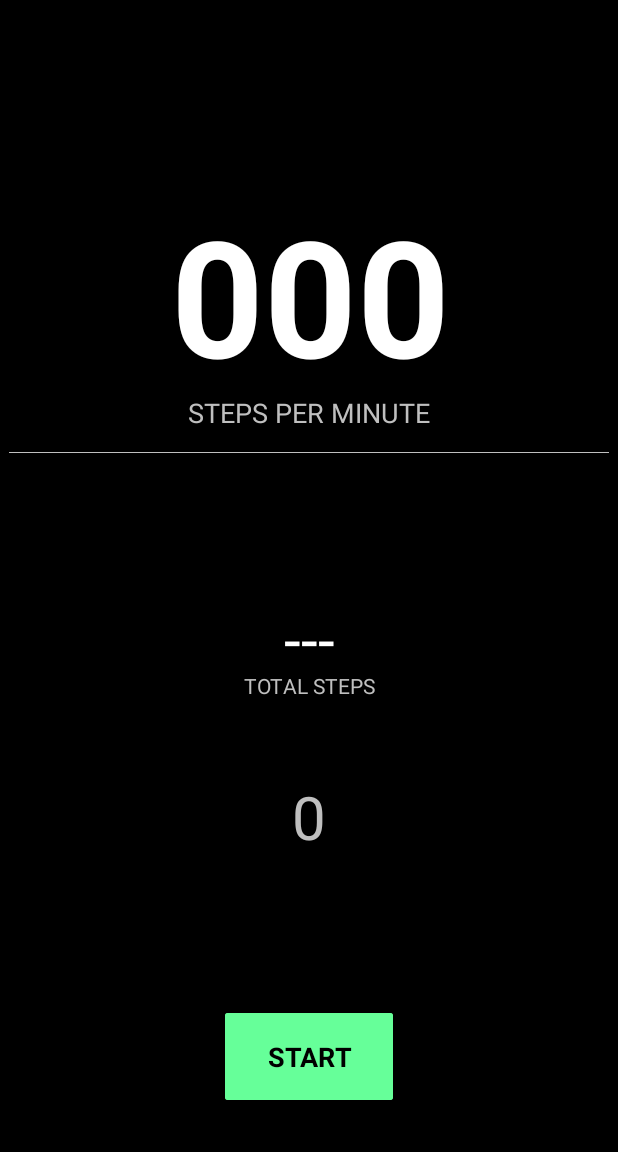
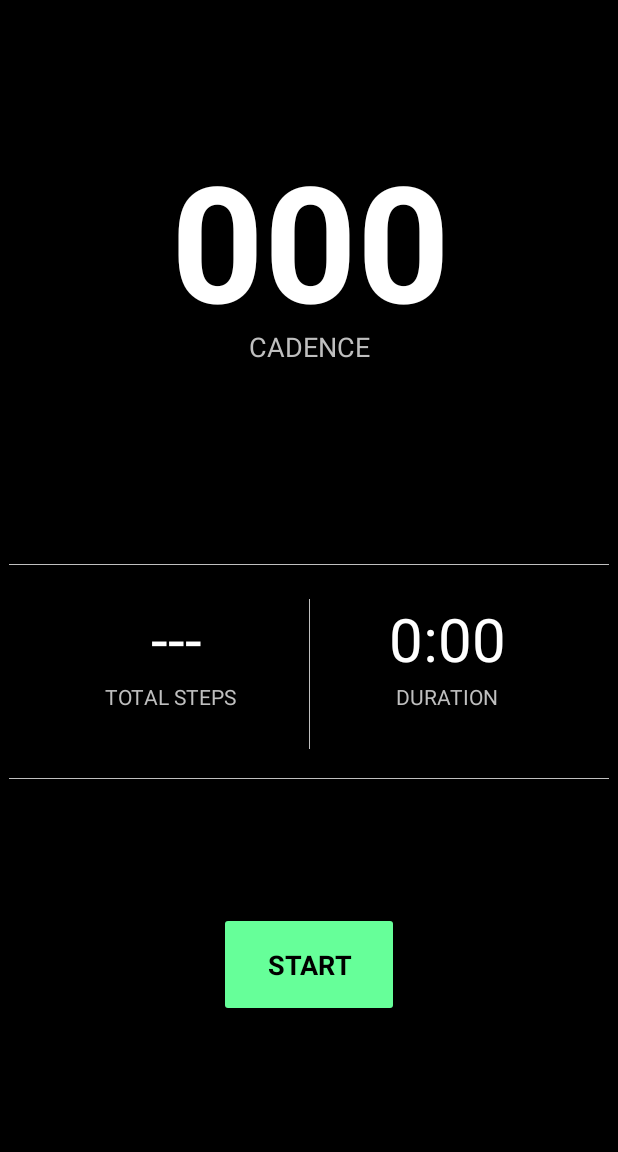
Before and after one commit to Amayzing24/RunWithIt, an Android app: the screen it shows after launch (MainActivity), on a phone screen of 412 x 824 dp, the part 84-1236 px from its top. Run offline under Robolectric (Android 15) with nearby library versions, the light colour scheme and no system bars.

Commit message:
UI Changes Small Functionality Changes

```diff
--- a/app/src/main/res/layout/activity_main.xml
+++ b/app/src/main/res/layout/activity_main.xml
@@ -9,7 +9,7 @@
     android:background="#000000"
 
     tools:context="com.example.amaytripathi.RunWithIt.MainActivity">
-
+<!--
     <Button
         android:id="@+id/button3"
         android:layout_width="120dp"
@@ -31,7 +31,7 @@
         app:layout_constraintStart_toStartOf="parent"
         app:layout_constraintTop_toTopOf="parent"
         app:layout_constraintVertical_bias="0.97" />
-
+-->
     <TextView
         android:id="@+id/tv_info"
         android:layout_width="wrap_content"
@@ -47,9 +47,10 @@
         android:textSize="14sp"
         app:layout_constraintBottom_toBottomOf="parent"
         app:layout_constraintEnd_toEndOf="parent"
+        app:layout_constraintHorizontal_bias="0.2"
         app:layout_constraintStart_toStartOf="parent"
         app:layout_constraintTop_toTopOf="parent"
-        app:layout_constraintVertical_bias="0.6"
+        app:layout_constraintVertical_bias="0.61"
         tools:text="TOTAL STEPS" />
 
     <TextView
@@ -64,12 +65,13 @@
         android:layout_marginStart="8dp"
         android:layout_marginTop="8dp"
         android:gravity="center"
-        android:text="---"
+        android:text="X"
         android:textAppearance="@style/TextAppearance.AppCompat.Body1"
         android:textColor="#ffffff"
         android:textSize="40dp"
         app:layout_constraintBottom_toBottomOf="parent"
         app:layout_constraintEnd_toEndOf="parent"
+        app:layout_constraintHorizontal_bias="0.13"
         app:layout_constraintStart_toStartOf="parent"
         app:layout_constraintTop_toTopOf="parent"
         app:layout_constraintVertical_bias="0.56" />
@@ -96,7 +98,7 @@
         app:layout_constraintHorizontal_bias="0.503"
         app:layout_constraintStart_toStartOf="parent"
         app:layout_constraintTop_toTopOf="parent"
-        app:layout_constraintVertical_bias="0.19" />
+        app:layout_constraintVertical_bias="0.13" />
 
     <Button
         android:id="@+id/button"
@@ -118,7 +120,7 @@
         app:layout_constraintEnd_toEndOf="parent"
         app:layout_constraintStart_toStartOf="parent"
         app:layout_constraintTop_toTopOf="parent"
-        app:layout_constraintVertical_bias="0.97" />
+        app:layout_constraintVertical_bias="0.88" />
 
     <TextView
         android:id="@+id/textView"
@@ -130,14 +132,14 @@
         android:layout_marginRight="8dp"
         android:layout_marginStart="8dp"
         android:layout_marginTop="8dp"
-        android:text="STEPS PER MINUTE"
+        android:text="CADENCE"
         android:textColor="#bfbfbf"
         android:textSize="18sp"
         app:layout_constraintBottom_toBottomOf="parent"
         app:layout_constraintEnd_toEndOf="parent"
         app:layout_constraintStart_toStartOf="parent"
         app:layout_constraintTop_toTopOf="parent"
-        app:layout_constraintVertical_bias="0.35000002" />
+        app:layout_constraintVertical_bias="0.29000002" />
 
     <View
         android:id="@+id/view"
@@ -154,13 +156,46 @@
         app:layout_constraintEnd_toEndOf="parent"
         app:layout_constraintStart_toStartOf="parent"
         app:layout_constraintTop_toTopOf="parent"
-        app:layout_constraintVertical_bias="0.39" />
+        app:layout_constraintVertical_bias="0.49" />
+
+    <View
+        android:layout_width="400dp"
+        android:layout_height="0.5dp"
+        android:layout_marginBottom="8dp"
+        android:layout_marginEnd="8dp"
+        android:layout_marginLeft="8dp"
+        android:layout_marginRight="8dp"
+        android:layout_marginStart="8dp"
+        android:layout_marginTop="8dp"
+        android:background="#bfbfbf"
+        app:layout_constraintBottom_toBottomOf="parent"
+        app:layout_constraintEnd_toEndOf="parent"
+        app:layout_constraintStart_toStartOf="parent"
+        app:layout_constraintTop_toTopOf="parent"
+        app:layout_constraintVertical_bias="0.68" />
+
+    <View
+        android:layout_width="0.5dp"
+        android:layout_height="100dp"
+        android:layout_marginBottom="8dp"
+        android:layout_marginEnd="8dp"
+        android:layout_marginLeft="8dp"
+        android:layout_marginRight="8dp"
+        android:layout_marginStart="8dp"
+        android:layout_marginTop="8dp"
+        android:background="#bfbfbf"
+        app:layout_constraintBottom_toBottomOf="parent"
+        app:layout_constraintEnd_toEndOf="parent"
+        app:layout_constraintStart_toStartOf="parent"
+        app:layout_constraintTop_toTopOf="parent"
+        app:layout_constraintVertical_bias="0.6" />
+        />
 
 
     <Button
         android:id="@+id/stopButton"
         android:layout_width="120dp"
-            android:layout_height="70dp"
+        android:layout_height="75dp"
         android:layout_marginBottom="8dp"
         android:layout_marginEnd="8dp"
         android:layout_marginLeft="8dp"
@@ -177,7 +212,7 @@
         app:layout_constraintEnd_toEndOf="parent"
         app:layout_constraintStart_toStartOf="parent"
         app:layout_constraintTop_toTopOf="parent"
-            app:layout_constraintVertical_bias="0.97" />
+        app:layout_constraintVertical_bias="0.88" />
 
     <TextView
         android:id="@+id/durationTime"
@@ -190,13 +225,34 @@
         android:layout_marginRight="8dp"
         android:layout_marginStart="8dp"
         android:layout_marginTop="8dp"
-        android:text="0"
-        android:textColor="#bfbfbf"
+        android:text="0:00"
+        android:textColor="#ffffff"
         android:textSize="40sp"
         app:layout_constraintBottom_toBottomOf="parent"
         app:layout_constraintEnd_toEndOf="parent"
+        app:layout_constraintHorizontal_bias="0.79"
         app:layout_constraintStart_toStartOf="parent"
         app:layout_constraintTop_toTopOf="parent"
-        app:layout_constraintVertical_bias="0.73" />
+        app:layout_constraintVertical_bias="0.56" />
+
+    <TextView
+        android:id="@+id/textView2"
+        android:layout_width="wrap_content"
+        android:layout_height="wrap_content"
+        android:layout_marginBottom="8dp"
+        android:layout_marginEnd="8dp"
+        android:layout_marginLeft="8dp"
+        android:layout_marginRight="8dp"
+        android:layout_marginStart="8dp"
+        android:layout_marginTop="8dp"
+        android:text="DURATION"
+        android:textColor="#bfbfbf"
+        app:layout_constraintBottom_toBottomOf="parent"
+        app:layout_constraintEnd_toEndOf="parent"
+        app:layout_constraintHorizontal_bias="0.78"
+        app:layout_constraintStart_toStartOf="parent"
+        app:layout_constraintTop_toTopOf="parent"
+        app:layout_constraintVertical_bias="0.61"
+        tools:text="DURATION" />
 
 </android.support.constraint.ConstraintLayout>
```
Lines whose indentation alone changed are shown as unchanged.
